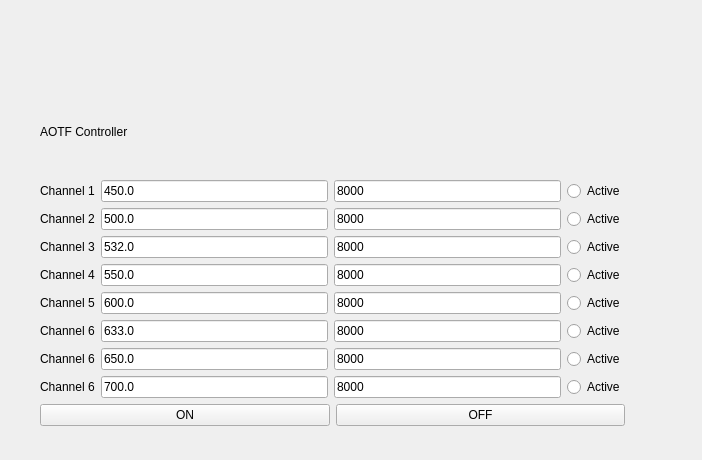
First picture: the form in nplab/instrument/filters/aotf.ui, repository nanophotonics/nplab, before the edit.
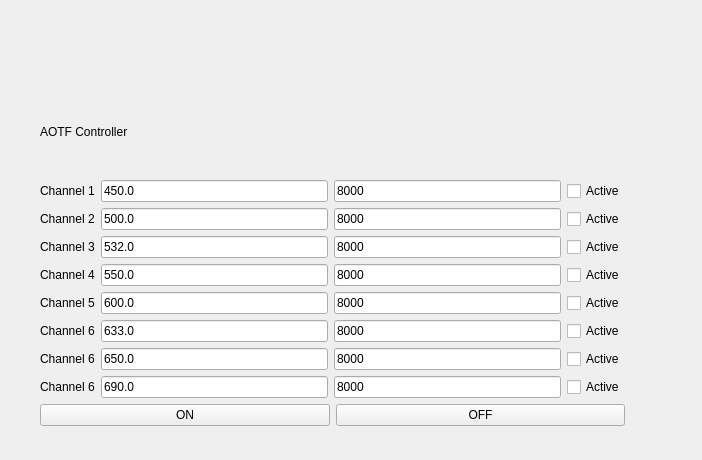
Second picture: the form after the edit.

Commit message: AOTF UI - tests passed

```diff
--- a/nplab/instrument/filters/aotf.ui
+++ b/nplab/instrument/filters/aotf.ui
@@ -13,7 +13,7 @@
   <property name="windowTitle">
    <string>Form</string>
   </property>
-  <widget class="QWidget" name="">
+  <widget class="QWidget" name="layoutWidget">
    <property name="geometry">
     <rect>
      <x>40</x>
@@ -56,7 +56,7 @@
          </widget>
         </item>
         <item>
-         <widget class="QRadioButton" name="chn1_toggle">
+         <widget class="QCheckBox" name="chn1_toggle">
           <property name="text">
            <string>Active</string>
           </property>
@@ -88,7 +88,7 @@
          </widget>
         </item>
         <item>
-         <widget class="QRadioButton" name="chn2_toggle">
+         <widget class="QCheckBox" name="chn2_toggle">
           <property name="text">
            <string>Active</string>
           </property>
@@ -120,7 +120,7 @@
          </widget>
         </item>
         <item>
-         <widget class="QRadioButton" name="chn3_toggle">
+         <widget class="QCheckBox" name="chn3_toggle">
           <property name="text">
            <string>Active</string>
           </property>
@@ -152,7 +152,7 @@
          </widget>
         </item>
         <item>
-         <widget class="QRadioButton" name="chn4_toggle">
+         <widget class="QCheckBox" name="chn4_toggle">
           <property name="text">
            <string>Active</string>
           </property>
@@ -184,7 +184,7 @@
          </widget>
         </item>
         <item>
-         <widget class="QRadioButton" name="chn5_toggle">
+         <widget class="QCheckBox" name="chn5_toggle">
           <property name="text">
            <string>Active</string>
           </property>
@@ -216,7 +216,7 @@
          </widget>
         </item>
         <item>
-         <widget class="QRadioButton" name="chn6_toggle">
+         <widget class="QCheckBox" name="chn6_toggle">
           <property name="text">
            <string>Active</string>
           </property>
@@ -248,7 +248,7 @@
          </widget>
         </item>
         <item>
-         <widget class="QRadioButton" name="chn7_toggle">
+         <widget class="QCheckBox" name="chn7_toggle">
           <property name="text">
            <string>Active</string>
           </property>
@@ -268,7 +268,7 @@
         <item>
          <widget class="QLineEdit" name="ch8_wl">
           <property name="text">
-           <string>700.0</string>
+           <string>690.0</string>
           </property>
          </widget>
         </item>
@@ -280,7 +280,7 @@
          </widget>
         </item>
         <item>
-         <widget class="QRadioButton" name="ch8_toggle">
+         <widget class="QCheckBox" name="chn8_toggle">
           <property name="text">
            <string>Active</string>
           </property>
```
Left out of the diff: 21 changed lines with no effect on the pictures. The commit also changes 1 other file.
